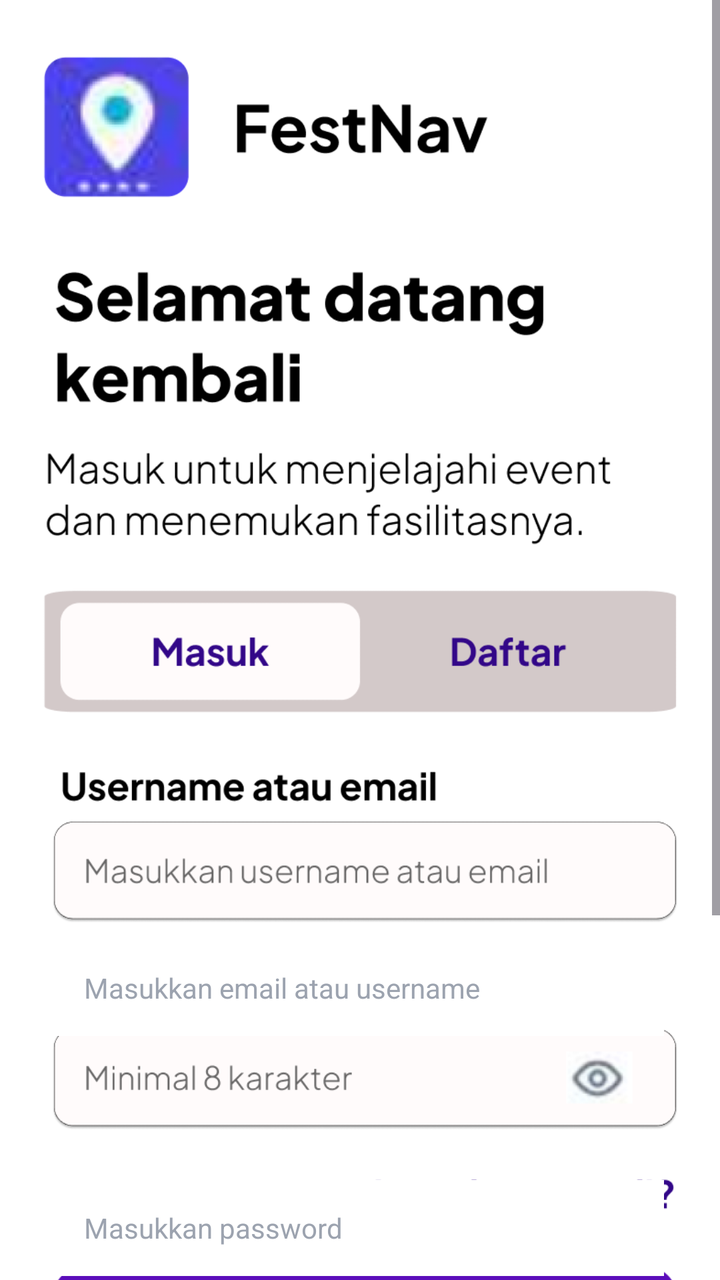
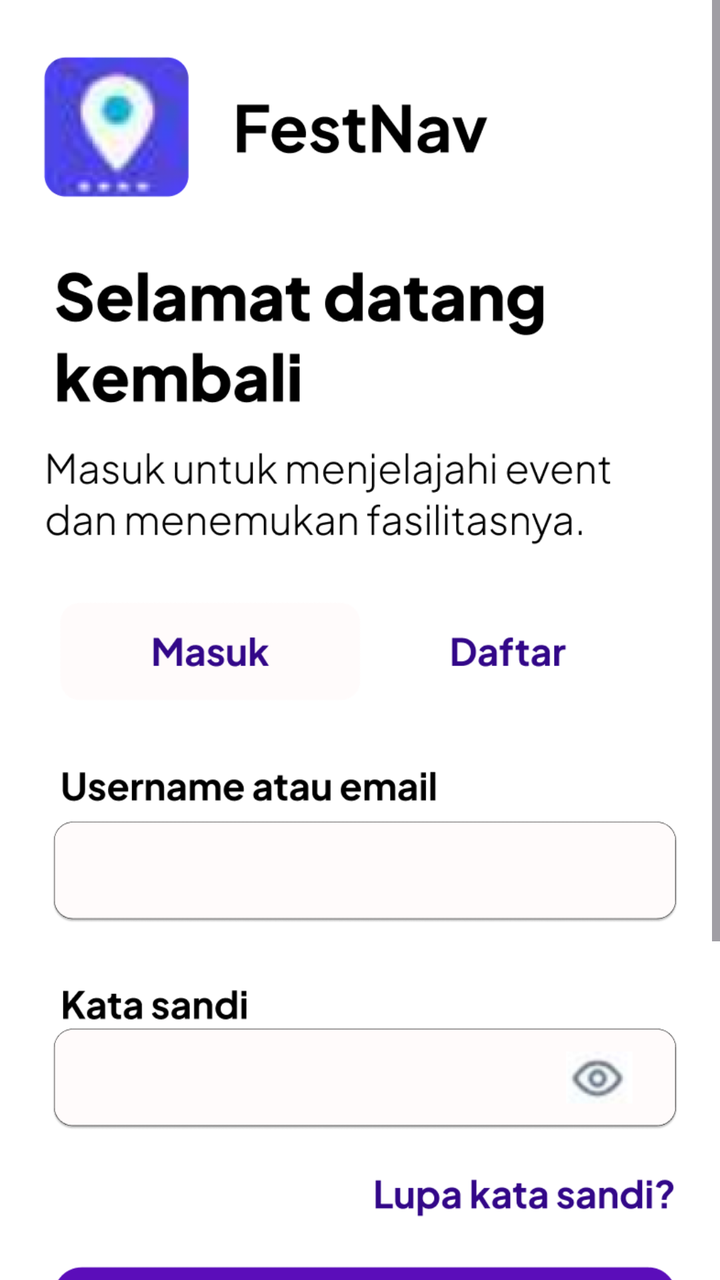

Before-and-after screenshots of an Android layout around one commit, followed by the original layout XML and the change that was made.
<!-- AndroidManifest.xml: application theme Theme.FestNav -->
<!-- res/layout/activity_masuk.xml -->
<?xml version="1.0" encoding="utf-8"?>
<ScrollView
    xmlns:android="http://schemas.android.com/apk/res/android"
    xmlns:app="http://schemas.android.com/apk/res-auto"
    xmlns:tools="http://schemas.android.com/tools"
    android:layout_width="match_parent"
    android:layout_height="match_parent"
    android:fillViewport="true"
    android:background="#FFFFFF"
    tools:context=".Masuk">

    <androidx.constraintlayout.widget.ConstraintLayout
        android:layout_width="match_parent"
        android:layout_height="wrap_content"
        android:paddingBottom="50dp">

        
        <ImageView
            android:id="@+id/imgBackgroundMasuk"
            android:layout_width="0dp"
            android:layout_height="wrap_content"
            android:adjustViewBounds="true"
            android:scaleType="fitXY"
            android:src="@drawable/masuk"
            app:layout_constraintEnd_toEndOf="parent"
            app:layout_constraintStart_toStartOf="parent"
            app:layout_constraintTop_toTopOf="parent" />

        
        <EditText
            android:id="@+id/etEmailMasuk"
            android:layout_width="0dp"
            android:layout_height="48dp"
            android:layout_marginStart="28dp"
            android:layout_marginEnd="28dp"
            android:layout_marginTop="470dp"
            android:background="#FFFFFF"
            android:hint="Masukkan email atau username"
            android:paddingStart="14dp"
            android:paddingEnd="14dp"
            android:textColor="#000000"
            android:textColorHint="#9CA3AF"
            android:textSize="14sp"
            app:layout_constraintTop_toTopOf="@id/imgBackgroundMasuk"
            app:layout_constraintStart_toStartOf="parent"
            app:layout_constraintEnd_toEndOf="parent" />

        
        <EditText
            android:id="@+id/etPasswordMasuk"
            android:layout_width="0dp"
            android:layout_height="48dp"
            android:layout_marginStart="28dp"
            android:layout_marginEnd="28dp"
            android:layout_marginTop="590dp"
            android:background="#FFFFFF"
            android:hint="Masukkan password"
            android:inputType="textPassword"
            android:paddingStart="14dp"
            android:paddingEnd="14dp"
            android:textColor="#000000"
            android:textColorHint="#9CA3AF"
            android:textSize="14sp"
            app:layout_constraintTop_toTopOf="@id/imgBackgroundMasuk"
            app:layout_constraintStart_toStartOf="parent"
            app:layout_constraintEnd_toEndOf="parent" />

        
        <View
            android:id="@+id/btnLupaSandi"
            android:layout_width="120dp"
            android:layout_height="30dp"
            android:layout_marginTop="670dp"
            android:layout_marginEnd="28dp"
            android:background="@android:color/transparent"
            app:layout_constraintTop_toTopOf="@id/imgBackgroundMasuk"
            app:layout_constraintEnd_toEndOf="parent" />

        
        <Button
            android:id="@+id/btnMasukAksi"
            android:layout_width="0dp"
            android:layout_height="54dp"
            android:layout_marginStart="28dp"
            android:layout_marginEnd="28dp"
            android:layout_marginTop="720dp"
            android:backgroundTint="#6D28D9"
            android:text="Masuk"
            android:textAllCaps="false"
            android:textColor="#FFFFFF"
            android:textSize="16sp"
            android:textStyle="bold"
            app:layout_constraintTop_toTopOf="@id/imgBackgroundMasuk"
            app:layout_constraintStart_toStartOf="parent"
            app:layout_constraintEnd_toEndOf="parent" />

        
        <View
            android:id="@+id/btnTabDaftar"
            android:layout_width="140dp"
            android:layout_height="45dp"
            android:layout_marginTop="800dp"
            android:background="@android:color/transparent"
            app:layout_constraintTop_toTopOf="@id/imgBackgroundMasuk"
            app:layout_constraintStart_toStartOf="parent"
            app:layout_constraintEnd_toEndOf="parent" />

    </androidx.constraintlayout.widget.ConstraintLayout>

</ScrollView>
<!-- resources referenced by this layout -->
<resources>
  <!-- drawable masuk: png bitmap (drawable, 100092 bytes) -->
  <style name="Theme.FestNav" parent="Base.Theme.FestNav" />
  <style name="Base.Theme.FestNav" parent="Theme.Material3.DayNight.NoActionBar">
          
          
      </style>
</resources>

<!-- the commit's change to res/layout/activity_masuk.xml (unified diff, before → after) -->
@@ -27,83 +27,85 @@
             app:layout_constraintTop_toTopOf="parent" />
 
         
+
+        
+
+        
+
+        
+
+        
+
         <EditText
             android:id="@+id/etEmailMasuk"
             android:layout_width="0dp"
             android:layout_height="48dp"
-            android:layout_marginStart="28dp"
-            android:layout_marginEnd="28dp"
-            android:layout_marginTop="470dp"
-            android:background="#FFFFFF"
-            android:hint="Masukkan email atau username"
+            android:layout_marginStart="36dp"
+            android:layout_marginTop="452dp"
+            android:layout_marginEnd="36dp"
+            android:background="@android:color/transparent"
+            android:hint=""
             android:paddingStart="14dp"
             android:paddingEnd="14dp"
             android:textColor="#000000"
-            android:textColorHint="#9CA3AF"
             android:textSize="14sp"
-            app:layout_constraintTop_toTopOf="@id/imgBackgroundMasuk"
+            app:layout_constraintEnd_toEndOf="parent"
+            app:layout_constraintHorizontal_bias="0.0"
             app:layout_constraintStart_toStartOf="parent"
-            app:layout_constraintEnd_toEndOf="parent" />
+            app:layout_constraintTop_toTopOf="@id/imgBackgroundMasuk" />
 
-        
         <EditText
             android:id="@+id/etPasswordMasuk"
             android:layout_width="0dp"
             android:layout_height="48dp"
-            android:layout_marginStart="28dp"
-            android:layout_marginEnd="28dp"
-            android:layout_marginTop="590dp"
-            android:background="#FFFFFF"
-            android:hint="Masukkan password"
+            android:layout_marginStart="36dp"
+            android:layout_marginTop="544dp"
+            android:layout_marginEnd="36dp"
+            android:background="@android:color/transparent"
+            android:hint=""
             android:inputType="textPassword"
             android:paddingStart="14dp"
             android:paddingEnd="14dp"
             android:textColor="#000000"
-            android:textColorHint="#9CA3AF"
             android:textSize="14sp"
-            app:layout_constraintTop_toTopOf="@id/imgBackgroundMasuk"
+            app:layout_constraintEnd_toEndOf="parent"
+            app:layout_constraintHorizontal_bias="0.0"
             app:layout_constraintStart_toStartOf="parent"
-            app:layout_constraintEnd_toEndOf="parent" />
+            app:layout_constraintTop_toTopOf="@id/imgBackgroundMasuk" />
 
-        
         <View
             android:id="@+id/btnLupaSandi"
-            android:layout_width="120dp"
-            android:layout_height="30dp"
-            android:layout_marginTop="670dp"
-            android:layout_marginEnd="28dp"
+            android:layout_width="130dp"
+            android:layout_height="35dp"
+            android:layout_marginTop="620dp"
+            android:layout_marginEnd="52dp"
             android:background="@android:color/transparent"
-            app:layout_constraintTop_toTopOf="@id/imgBackgroundMasuk"
-            app:layout_constraintEnd_toEndOf="parent" />
+            app:layout_constraintEnd_toEndOf="parent"
+            app:layout_constraintTop_toTopOf="@id/imgBackgroundMasuk" />
 
-        
-        <Button
+        <View
             android:id="@+id/btnMasukAksi"
             android:layout_width="0dp"
-            android:layout_height="54dp"
-            android:layout_marginStart="28dp"
-            android:layout_marginEnd="28dp"
-            android:layout_marginTop="720dp"
-            android:backgroundTint="#6D28D9"
-            android:text="Masuk"
-            android:textAllCaps="false"
-            android:textColor="#FFFFFF"
-            android:textSize="16sp"
-            android:textStyle="bold"
-            app:layout_constraintTop_toTopOf="@id/imgBackgroundMasuk"
+            android:layout_height="52dp"
+            android:layout_marginStart="36dp"
+            android:layout_marginTop="676dp"
+            android:layout_marginEnd="36dp"
+            android:background="@android:color/transparent"
+            app:layout_constraintEnd_toEndOf="parent"
+            app:layout_constraintHorizontal_bias="0.0"
             app:layout_constraintStart_toStartOf="parent"
-            app:layout_constraintEnd_toEndOf="parent" />
+            app:layout_constraintTop_toTopOf="@id/imgBackgroundMasuk" />
 
-        
         <View
             android:id="@+id/btnTabDaftar"
-            android:layout_width="140dp"
-            android:layout_height="45dp"
-            android:layout_marginTop="800dp"
+            android:layout_width="180dp"
+            android:layout_height="40dp"
+            android:layout_marginTop="780dp"
             android:background="@android:color/transparent"
-            app:layout_constraintTop_toTopOf="@id/imgBackgroundMasuk"
+            app:layout_constraintEnd_toEndOf="parent"
+            app:layout_constraintHorizontal_bias="0.497"
             app:layout_constraintStart_toStartOf="parent"
-            app:layout_constraintEnd_toEndOf="parent" />
+            app:layout_constraintTop_toTopOf="@id/imgBackgroundMasuk" />
 
     </androidx.constraintlayout.widget.ConstraintLayout>
 
<!-- resource entries referenced after the edit -->
@@ -1,6 +1,6 @@
 <!-- resources referenced by this layout -->
 <resources>
-  <!-- drawable masuk: png bitmap (drawable, 100092 bytes) -->
+  <!-- drawable masuk: png bitmap (drawable, 91080 bytes) -->
   <style name="Theme.FestNav" parent="Base.Theme.FestNav" />
   <style name="Base.Theme.FestNav" parent="Theme.Material3.DayNight.NoActionBar">
           
